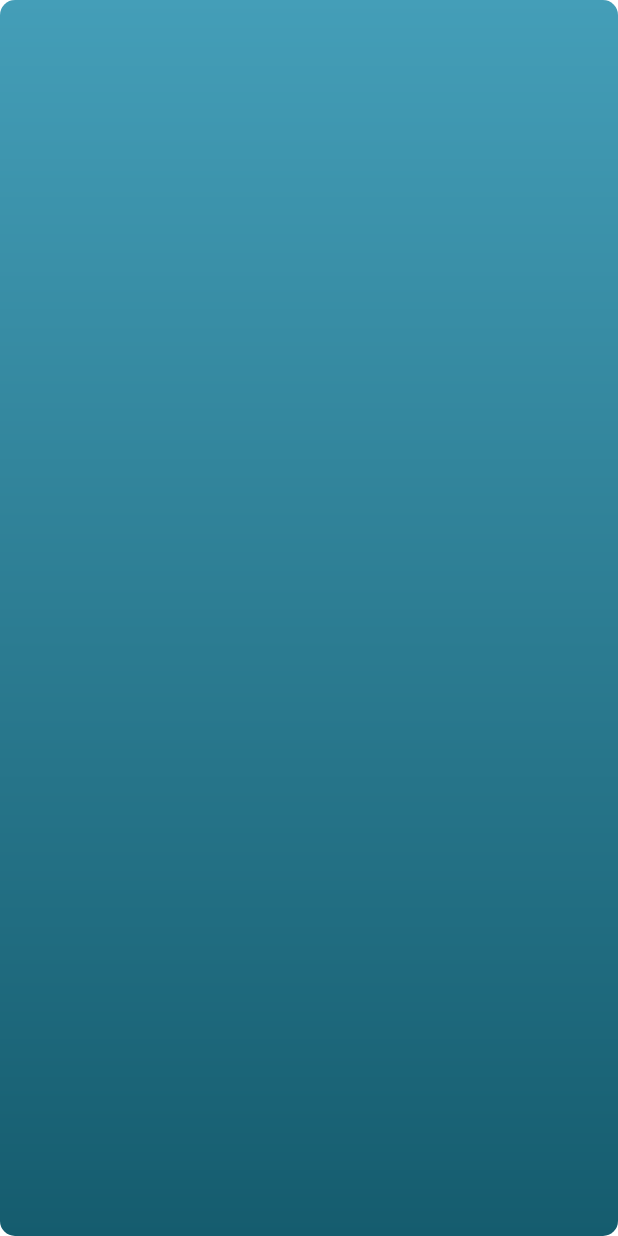
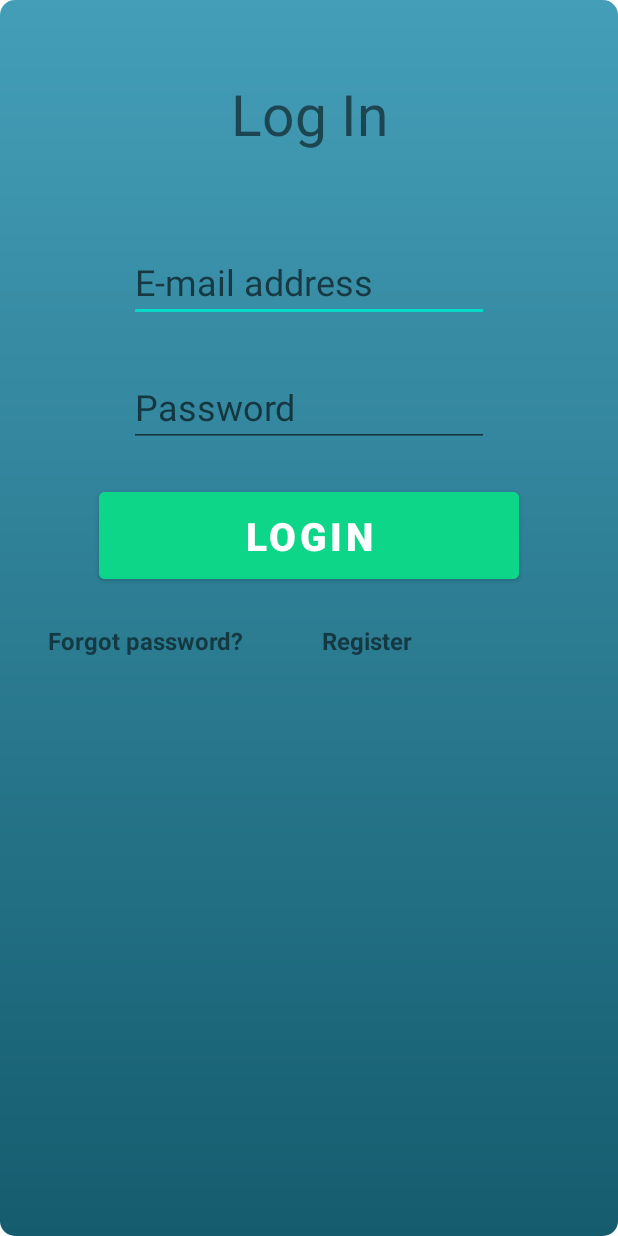
Before and after one commit to daaviid9/Tetris, an Android app: the layout activity_pop_log_in.xml on its own in the app's theme, with its tools: preview values and no code run, on a phone screen of 412 x 824 dp. Run offline under Robolectric (Android 15) with nearby library versions, the phone set to English and light mode, and no system bars.

Commit message:
Pop Log In 2

```diff
--- a/app/src/main/res/layout/activity_pop_log_in.xml
+++ b/app/src/main/res/layout/activity_pop_log_in.xml
@@ -1,13 +1,96 @@
 <?xml version="1.0" encoding="utf-8"?>
-<LinearLayout xmlns:android="http://schemas.android.com/apk/res/android"
+<androidx.constraintlayout.widget.ConstraintLayout
+    xmlns:android="http://schemas.android.com/apk/res/android"
+    xmlns:app="http://schemas.android.com/apk/res-auto"
     xmlns:tools="http://schemas.android.com/tools"
     android:layout_width="match_parent"
     android:layout_height="match_parent"
     android:background="@drawable/pop_bg"
-    android:orientation="vertical"
-    android:gravity="center_vertical"
-    tools:context=".PopLogIn">
+    tools:context=".MainActivity">
 
+    <TextView
+        android:id="@+id/bannerDescription"
+        android:layout_width="wrap_content"
+        android:layout_height="wrap_content"
+        android:text="Log In"
+        android:textAlignment="center"
+        android:textSize="38sp"
+        android:layout_marginTop="50dp"
+        app:layout_constraintLeft_toLeftOf="parent"
+        app:layout_constraintTop_toTopOf="parent"
+    app:layout_constraintRight_toRightOf="parent"/>
 
+    <EditText
+        android:id="@+id/email"
+        android:layout_width="240dp"
+        android:layout_height="53dp"
+        android:layout_marginTop="60dp"
+        android:ems="10"
+        android:hint="E-mail address"
+        android:inputType="text"
+        android:textSize="24sp"
+        app:layout_constraintLeft_toLeftOf="parent"
+        app:layout_constraintRight_toRightOf="parent"
+        app:layout_constraintTop_toBottomOf="@id/bannerDescription" />
 
-</LinearLayout>
+    <EditText
+        android:id="@+id/password"
+        android:layout_width="240dp"
+        android:layout_height="53dp"
+        android:layout_marginTop="30dp"
+        android:ems="10"
+        android:hint="Password"
+        android:inputType="text"
+        android:textSize="24sp"
+        app:layout_constraintLeft_toLeftOf="parent"
+        app:layout_constraintRight_toRightOf="parent"
+        app:layout_constraintTop_toBottomOf="@id/email" />
+    <Button
+        android:id="@+id/signIn"
+        android:layout_width="280dp"
+        android:layout_height="70dp"
+        android:layout_marginTop="24dp"
+        android:text="Login"
+        android:backgroundTint="#0ED689"
+        android:textColor="#FFFFFF"
+        android:textSize="26sp"
+        android:textStyle="bold"
+        app:layout_constraintLeft_toLeftOf="parent"
+        app:layout_constraintRight_toRightOf="parent"
+        app:layout_constraintTop_toBottomOf="@id/password" />
+
+    <TextView
+        android:id="@+id/forgotPassword"
+        android:layout_width="wrap_content"
+        android:layout_height="wrap_content"
+        android:layout_marginLeft="32dp"
+        android:layout_marginTop="24dp"
+        android:text="Forgot password?"
+        android:textSize="16sp"
+        android:textStyle="bold"
+        app:layout_constraintLeft_toLeftOf="parent"
+        app:layout_constraintTop_toBottomOf="@id/signIn" />
+
+    <TextView
+        android:id="@+id/register"
+        android:layout_width="wrap_content"
+        android:layout_height="wrap_content"
+        android:layout_marginLeft="52dp"
+        android:text="Register"
+        android:textSize="16sp"
+        android:textStyle="bold"
+        app:layout_constraintLeft_toRightOf="@id/forgotPassword"
+        app:layout_constraintTop_toTopOf="@id/forgotPassword" />
+
+    <ProgressBar
+        android:id="@+id/progressBar"
+        style="@android:style/Widget.DeviceDefault.Light.ProgressBar.Large"
+        android:layout_width="wrap_content"
+        android:layout_height="wrap_content"
+        android:visibility="gone"
+        app:layout_constraintBottom_toBottomOf="parent"
+        app:layout_constraintLeft_toLeftOf="parent"
+        app:layout_constraintRight_toRightOf="parent"
+        app:layout_constraintTop_toTopOf="parent"
+        tools:ignore="MissingConstraints" />
+</androidx.constraintlayout.widget.ConstraintLayout>
```
